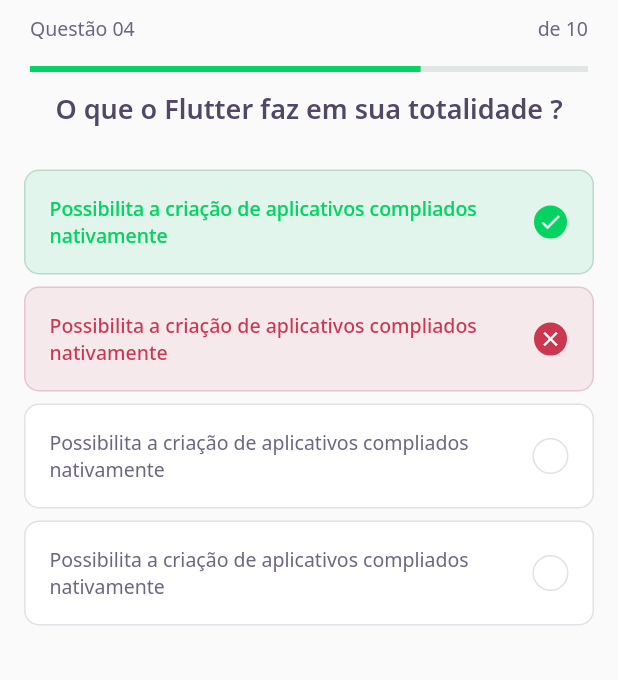
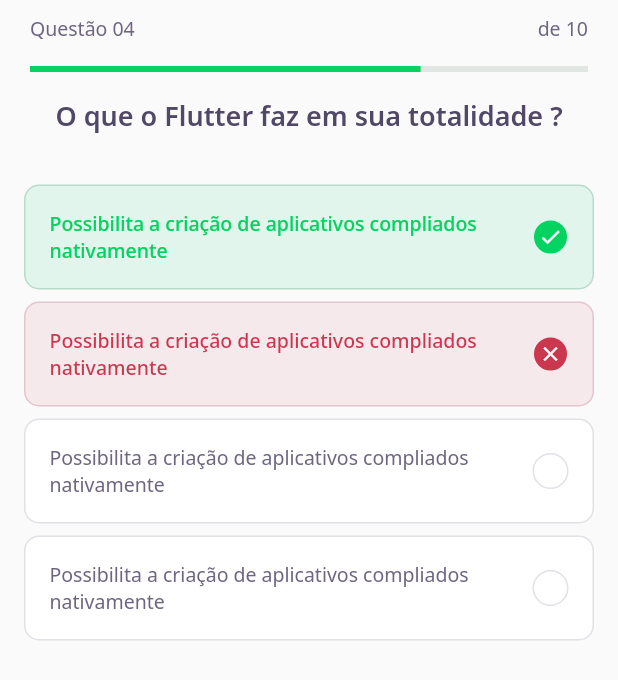
Before and after one commit to VitorLamego/QuizDev, a Flutter app: the screen it shows after launch, on a phone screen of 412 x 824 dp. Shown: the top 680 px of the screen. Run offline on Flutter 3.47's test engine with Material 2 defaults, Android fonts, the phone set to English and light mode, and no system bars; our stand-ins replace google_fonts.

Commit message:
Add the correct spacement for text on QuizWidget

```diff
--- a/lib/challenge/widgets/quiz/quiz_widget.dart
+++ b/lib/challenge/widgets/quiz/quiz_widget.dart
@@ -12,7 +12,10 @@ class QuizWidget extends StatelessWidget {
     return Container(
       child: Column(
         children: [
-          Text(title, style: AppTextStyles.heading),
+          Padding(
+            padding: const EdgeInsets.symmetric(horizontal: 20, vertical: 5),
+            child: Text(title, style: AppTextStyles.heading),
+          ),
           SizedBox(height: 24),
           AnswerWidget(
               isRigth: true,
```
